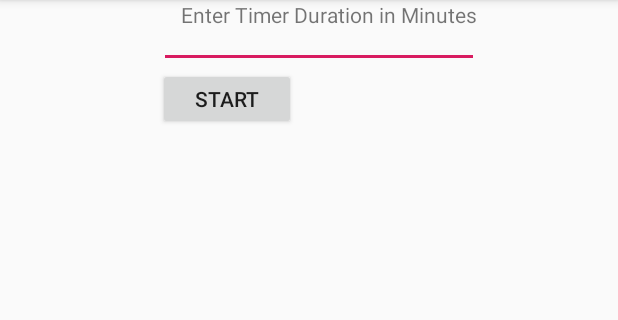
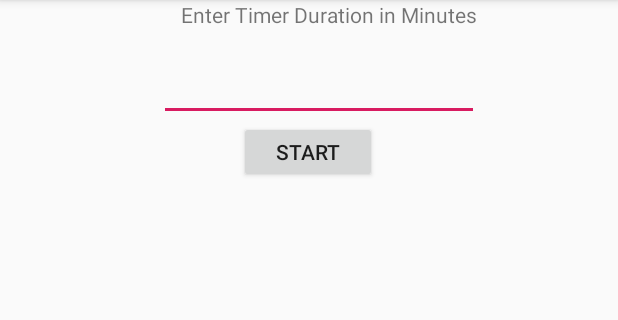
Before and after one commit to SteveGazzoJr/GoWatch, an Android app: the screen it shows after launch (MainActivity), on a phone screen of 412 x 824 dp, the part 84-404 px from its top. Run offline under Robolectric (Android 15) with nearby library versions, the phone set to English and light mode, and no system bars.

Commit message:
simplified UI, and formatted time so seconds appear with two digits

```diff
--- a/app/src/main/java/com/example/gowatch/MainActivity.java
+++ b/app/src/main/java/com/example/gowatch/MainActivity.java
@@ -8,6 +8,8 @@ import android.view.View;
 import android.widget.Button;
 import android.widget.EditText;
 import android.widget.TextView;
+
+import java.text.DecimalFormat;
 
 public class MainActivity extends AppCompatActivity {
 
@@ -43,7 +45,8 @@ public class MainActivity extends AppCompatActivity {
                 public void onTick(long millisUntilFinished) {
                     long minutes = (millisUntilFinished / 1000) / 60;
                     long seconds = (millisUntilFinished / 1000) % 60;
-                    String timeRemaining = minutes+":"+seconds;
+                    String twoDigitSeconds = String.format("%02d", seconds);
+                    String timeRemaining = minutes+":"+twoDigitSeconds;
                     txtTimeOut.setText(timeRemaining);
                 }
 
--- a/app/src/main/res/layout/activity_main.xml
+++ b/app/src/main/res/layout/activity_main.xml
@@ -13,7 +13,7 @@
         android:layout_height="41dp"
         android:onClick="startTimer"
         android:text="Start"
-        app:layout_constraintHorizontal_bias="0.329"
+        app:layout_constraintHorizontal_bias="0.498"
         app:layout_constraintLeft_toLeftOf="parent"
         app:layout_constraintRight_toRightOf="parent"
         app:layout_constraintTop_toBottomOf="@+id/txtDurationIn" />
@@ -24,7 +24,7 @@
         android:layout_height="41dp"
         android:onClick="stopTimer"
         android:text="Stop"
-        app:layout_constraintHorizontal_bias="0.711"
+        app:layout_constraintHorizontal_bias="0.498"
         app:layout_constraintLeft_toLeftOf="parent"
         app:layout_constraintRight_toRightOf="parent"
         app:layout_constraintTop_toBottomOf="@+id/txtDurationIn" />
@@ -32,13 +32,14 @@
     <EditText
         android:id="@+id/txtDurationIn"
         android:layout_width="wrap_content"
-        android:layout_height="wrap_content"
+        android:layout_height="45dp"
+        android:layout_marginTop="16dp"
         android:ems="10"
         android:inputType="number"
         app:layout_constraintHorizontal_bias="0.535"
         app:layout_constraintLeft_toLeftOf="parent"
         app:layout_constraintRight_toRightOf="parent"
-        tools:layout_editor_absoluteY="366dp" />
+        app:layout_constraintTop_toBottomOf="@+id/textView" />
 
     <TextView
         android:id="@+id/textView"
@@ -57,13 +58,14 @@
         android:id="@+id/txtTimeOut"
         android:layout_width="115dp"
         android:layout_height="wrap_content"
-        android:layout_marginTop="253dp"
-        android:layout_marginBottom="459dp"
-        app:layout_constraintBottom_toBottomOf="parent"
+        android:layout_marginStart="24dp"
+        android:layout_marginLeft="24dp"
+        android:layout_marginTop="20dp"
+        android:layout_marginEnd="24dp"
+        android:layout_marginRight="24dp"
         app:layout_constraintEnd_toEndOf="parent"
         app:layout_constraintStart_toStartOf="parent"
-        app:layout_constraintTop_toTopOf="parent"
-        app:layout_constraintVertical_bias="0.0" />
+        app:layout_constraintTop_toBottomOf="@+id/btnStart" />
 
     <android.support.constraint.Guideline
         android:id="@+id/guideline"
```
